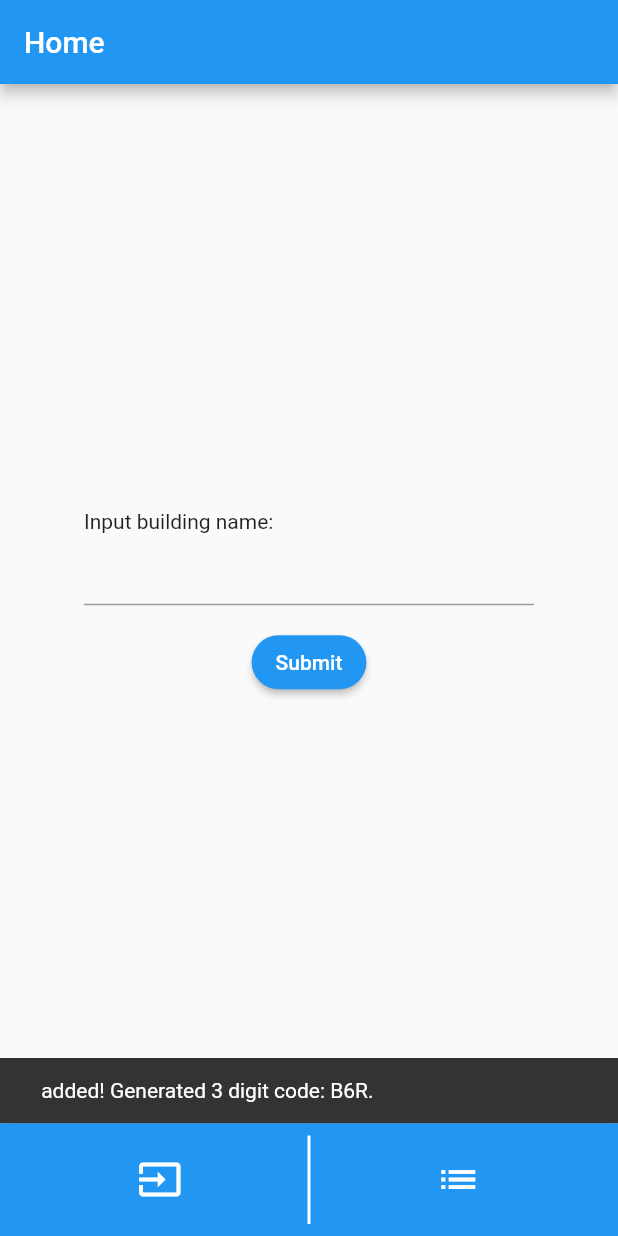
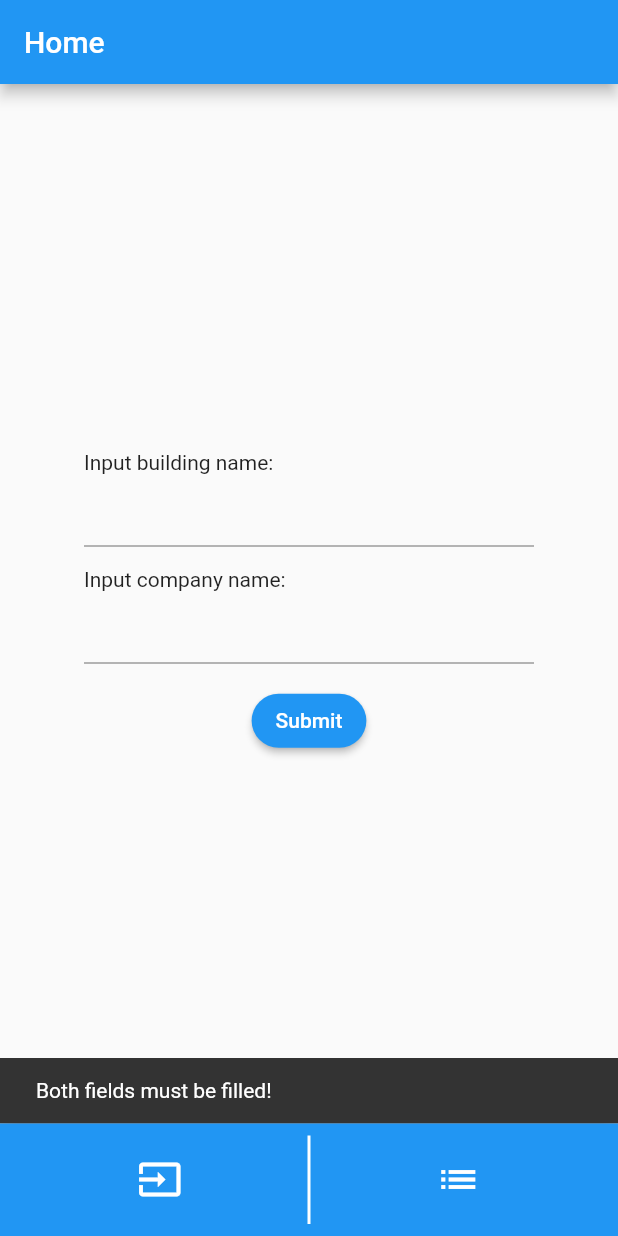
Before and after one commit to HarryVipower/building_code_generator, a Flutter app: the screen it shows after launch, after a tap on "Submit", on a phone screen of 412 x 824 dp. Run offline on Flutter 3.47's test engine with Material 2 defaults, Android fonts, the phone set to English and light mode, and no system bars; our stand-ins replace cloud_firestore, firebase_core; missing offline and left inert: dart:ffi; accounts and stored records are empty.

Commit message:
changed the generated code to be all uppercase

```diff
--- a/lib/controllers/input_logic.dart
+++ b/lib/controllers/input_logic.dart
@@ -16,6 +16,7 @@ Future<Response> pushToFirestore(Building building) async {
 
   Map<String, dynamic> data = <String, dynamic>{
     'name': building.name!,
+    'company': building.company!,
     'code': building.code!
   };
 
@@ -31,14 +32,14 @@ Future<Response> pushToFirestore(Building building) async {
   return response;
 }
 
-Future<void> addBuilding(String buildingName, BuildContext context) async {
+Future<void> addBuilding(String buildingName, String company, BuildContext context) async {
   loadingDialog(context);
   String code = generateCode();
 
   //check code uniqueness
   code = await checkCode(code, context);
 
-  Building building = createBuilding(buildingName, code);
+  Building building = createBuilding(buildingName, code, company);
   await pushToFirestore(building);
   Navigator.pop(context);
   showSnackBar('$buildingName added! Generated 3 digit code: $code.', context);
--- a/lib/controllers/list_logic.dart
+++ b/lib/controllers/list_logic.dart
@@ -13,7 +13,7 @@ Future<List<Building>> getBuildings() async {
 
   var query = await collection.get().then((value) {
     for (var i in value.docs) {
-      list.add(Building(name: i.get('name'), code: i.get('code')));
+      list.add(Building(name: i.get('name'), code: i.get('code'), company: i.get('company')));
     }
   });
 
--- a/lib/controllers/tools.dart
+++ b/lib/controllers/tools.dart
@@ -16,7 +16,7 @@ void loadingDialog(BuildContext context) {
 String generateCode() {
   int len = 3;
   var r = m.Random();
-  const _chars = 'AaBbCcDdEeFfGgHhIiJjKkLlMmNnOoPpQqRrSsTtUuVvWwXxYyZz1234567890';
+  const _chars = 'ABCDEFGHIJKLMNOPQRSTUVWXYZ1234567890';
   return List.generate(len, (index) => _chars[r.nextInt(_chars.length)]).join();
 }
 
--- a/lib/models/building.dart
+++ b/lib/models/building.dart
@@ -1,13 +1,15 @@
 class Building {
   String? name;
+  String? company;
   String? code;
 
   Building({
     required this.name,
+    required this.company,
     required this.code,
   });
 }
 
-Building createBuilding(String buildingName, String generatedCode) {
-  return Building(name: buildingName, code: generatedCode);
+Building createBuilding(String buildingName, String generatedCode, String company) {
+  return Building(name: buildingName, code: generatedCode, company: company);
 }
--- a/lib/views/input_page.dart
+++ b/lib/views/input_page.dart
@@ -20,6 +20,7 @@ class InputBuildingName extends StatefulWidget {
 
 class _InputBuildingNameState extends State<InputBuildingName> {
   TextEditingController buildingNameController = TextEditingController();
+  TextEditingController companyController = TextEditingController();
 
   Widget buildingNameInput() {
 
@@ -33,6 +34,14 @@ class _InputBuildingNameState extends State<InputBuildingName> {
             controller: buildingNameController,
           ),
         ),
+        const SizedBox(height: 12,),
+        const Text('Input company name:', textAlign: TextAlign.left,),
+        SizedBox(
+          width: 300, height: 50,
+          child: TextFormField(
+            controller: companyController,
+          ),
+        )
       ],
     );
   }
@@ -41,7 +50,13 @@ class _InputBuildingNameState extends State<InputBuildingName> {
 
     return ElevatedButton(
       onPressed: () async {
-        await addBuilding(buildingNameController.text!, context);
+        //Check that both fields are filled
+        if (buildingNameController.text == '' || companyController.text == '') {
+          showSnackBar('Both fields must be filled!', context);
+          return;
+        }
+
+        await addBuilding(buildingNameController.text!, companyController.text!, context);
         FocusManager.instance.primaryFocus?.unfocus();
         setState(() {
           buildingNameController.text = '';
--- a/lib/views/list_page.dart
+++ b/lib/views/list_page.dart
@@ -55,7 +55,8 @@ class _ListBuildingsPageState extends State<ListBuildingsPage> {
     if (searchController.text != '') {
       for (var i in allResults) {
         var name = i.name!.toLowerCase();
-        if (name.contains(searchController.text.toLowerCase())) {
+        var company = i.company!.toLowerCase();
+        if (name.contains(searchController.text.toLowerCase()) || company.contains(searchController.text.toLowerCase())) {
           showResults.add(i);
         }
       }
@@ -87,7 +88,7 @@ class _ListBuildingsPageState extends State<ListBuildingsPage> {
         child: Row(
           mainAxisAlignment: MainAxisAlignment.spaceEvenly,
           children: [
-            Flexible(flex: 1, child: Text('Search Buildings:')),
+            const Flexible(flex: 1, child: Text('Search Buildings:')),
             Flexible(flex:1, child: Container(
               width: double.infinity,
               height: 75,
@@ -111,6 +112,9 @@ class _ListBuildingsPageState extends State<ListBuildingsPage> {
               children: [
                 Text('Name:', style: headerStyle,),
                 Text(building.name!, style: contentStyle,),
+                const SizedBox(height: 12,),
+                Text('Company:', style: headerStyle,),
+                Text(building.company!, style: contentStyle,),
                 const SizedBox(height: 12,),
                 Text('Code:', style: headerStyle,),
                 Text(building.code!, style: contentStyle,),
```
